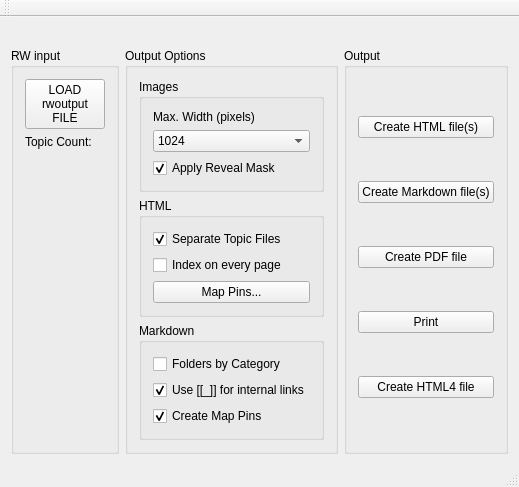
Above: mainwindow.ui from farling42/RWoutput before the change. Below: the same form after it.
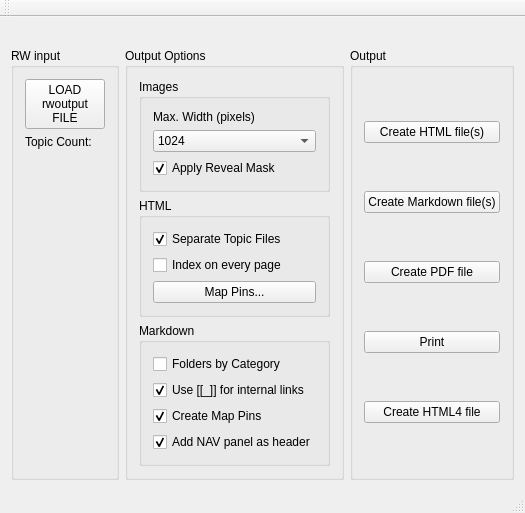
That is the form after the change. Icons and pictures are not drawn.

Commit message: Navigation panel at top (and/or use Breadcrumbs)

What changed in the file:
```diff
--- a/mainwindow.ui
+++ b/mainwindow.ui
@@ -10,7 +10,7 @@
     <x>0</x>
     <y>0</y>
     <width>455</width>
-    <height>436</height>
+    <height>459</height>
    </rect>
   </property>
   <property name="windowTitle">
@@ -215,6 +215,19 @@
               </property>
              </widget>
             </item>
+            <item>
+             <widget class="QCheckBox" name="createNavPanel">
+              <property name="toolTip">
+               <string>Check to put a navigation panel at the top of each page</string>
+              </property>
+              <property name="text">
+               <string>Add NAV panel as header</string>
+              </property>
+              <property name="checked">
+               <bool>true</bool>
+              </property>
+             </widget>
+            </item>
            </layout>
           </widget>
          </item>
```
The commit also changes 5 other files.
